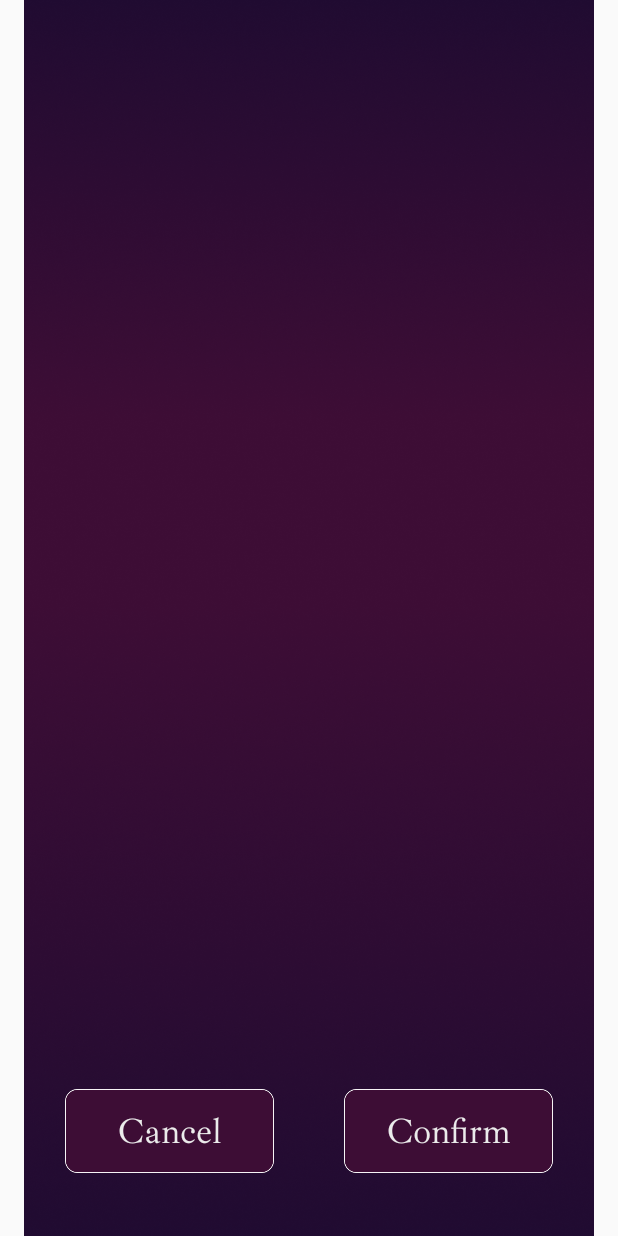
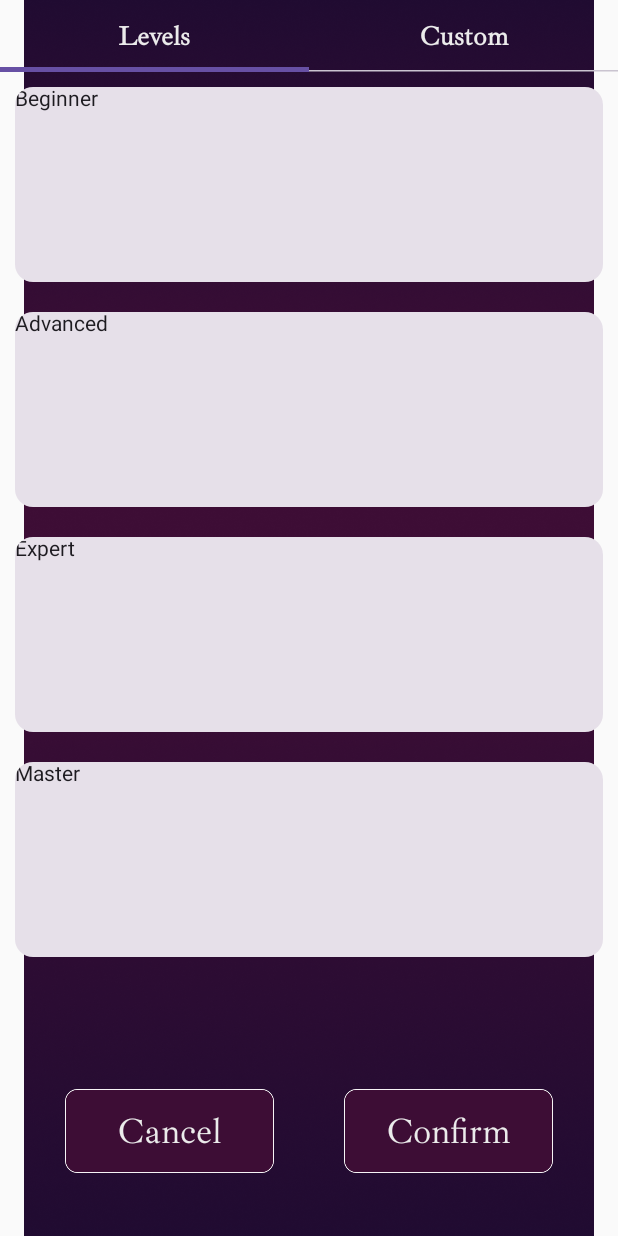
Before and after one commit to Paregeha/TruthOrAction, an Android app built with Jetpack Compose: the SettingQuestion screen opened through its navigation route, on a phone screen of 412 x 824 dp. Run offline under Robolectric (Android 15) with nearby library versions, the phone set to English and light mode, and no system bars.

Commit message:
0.1.4 version

```diff
--- a/app/src/main/java/com/example/truthoraction/MainActivity.kt
+++ b/app/src/main/java/com/example/truthoraction/MainActivity.kt
@@ -4,12 +4,12 @@ import android.os.Bundle
 import androidx.activity.ComponentActivity
 import androidx.activity.compose.setContent
 import androidx.activity.enableEdgeToEdge
-import androidx.compose.runtime.Composable
-import androidx.compose.ui.tooling.preview.Preview
 import androidx.navigation.compose.NavHost
 import androidx.navigation.compose.composable
 import androidx.navigation.compose.rememberNavController
+import com.example.truthoraction.Screens.Custom
 import com.example.truthoraction.Screens.GameTable
+import com.example.truthoraction.Screens.Levels
 import com.example.truthoraction.Screens.MainMenu
 import com.example.truthoraction.Screens.SettingPlayer
 import com.example.truthoraction.Screens.SettingQuestion
@@ -28,7 +28,6 @@ class MainActivity : ComponentActivity() {
                 composable("SettingQuestion") { SettingQuestion(navController) }
                 composable("SettingRounds") { SettingRounds(navController) }
                 composable("GameTable") { GameTable(navController) }
-
             }
         }
     }
--- /dev/null
+++ b/app/src/main/java/com/example/truthoraction/Screens/Custom.kt
@@ -0,0 +1,8 @@
+package com.example.truthoraction.Screens
+
+import androidx.compose.runtime.Composable
+import androidx.navigation.NavHostController
+
+@Composable
+fun Custom() {
+}
--- /dev/null
+++ b/app/src/main/java/com/example/truthoraction/Screens/Levels.kt
@@ -0,0 +1,38 @@
+package com.example.truthoraction.Screens
+
+import androidx.compose.foundation.layout.Box
+import androidx.compose.foundation.layout.fillMaxWidth
+import androidx.compose.foundation.layout.height
+import androidx.compose.foundation.layout.padding
+import androidx.compose.foundation.layout.size
+import androidx.compose.foundation.lazy.LazyColumn
+import androidx.compose.material3.Card
+import androidx.compose.material3.Text
+import androidx.compose.runtime.Composable
+import androidx.compose.runtime.mutableStateListOf
+import androidx.compose.runtime.remember
+import androidx.compose.ui.Modifier
+import androidx.compose.ui.tooling.preview.Preview
+import androidx.compose.ui.unit.dp
+
+@Preview()
+@Composable
+fun Levels() {
+    val dataList = remember {
+        mutableStateListOf("Beginner","Advanced","Expert","Master")
+    }
+    Box(modifier = Modifier.fillMaxWidth()){
+        LazyColumn {
+            items(dataList.size){
+                Card(
+                    modifier = Modifier
+                        .fillMaxWidth()
+                        .height(150.dp)
+                        .padding(10.dp)
+                ) {
+                    Text(text = dataList[it])
+                }
+            }
+        }
+    }
+}
--- a/app/src/main/java/com/example/truthoraction/Screens/SettingQuastion.kt
+++ b/app/src/main/java/com/example/truthoraction/Screens/SettingQuastion.kt
@@ -10,16 +10,24 @@ import androidx.compose.foundation.layout.padding
 import androidx.compose.foundation.layout.size
 import androidx.compose.foundation.layout.systemBarsPadding
 import androidx.compose.material3.IconButton
+import androidx.compose.material3.Tab
+import androidx.compose.material3.TabRow
 import androidx.compose.material3.Text
 import androidx.compose.runtime.Composable
+import androidx.compose.runtime.getValue
+import androidx.compose.runtime.mutableStateOf
+import androidx.compose.runtime.remember
+import androidx.compose.runtime.setValue
 import androidx.compose.ui.Alignment
 import androidx.compose.ui.Modifier
 import androidx.compose.ui.draw.paint
+import androidx.compose.ui.graphics.Color
 import androidx.compose.ui.res.colorResource
 import androidx.compose.ui.res.painterResource
 import androidx.compose.ui.text.TextStyle
 import androidx.compose.ui.text.font.Font
 import androidx.compose.ui.text.font.FontFamily
+import androidx.compose.ui.text.font.FontWeight
 import androidx.compose.ui.tooling.preview.Preview
 import androidx.compose.ui.unit.dp
 import androidx.compose.ui.unit.sp
@@ -29,14 +37,58 @@ import com.example.truthoraction.R
 
 @Composable
 fun SettingQuestion(navController: NavHostController) {
+    val tabs = listOf("Levels", "Custom")
+    var selectedTabIndex by remember { mutableStateOf("Levels") }
+
     Box(
         modifier = Modifier
             .fillMaxSize()
             .paint(painter = painterResource(id = R.drawable.background_theme))
-    ){
+    ) {
         Column(
-            modifier = Modifier.systemBarsPadding()
+            modifier = Modifier
+                .systemBarsPadding()
         ) {
+
+            TabRow(
+                selectedTabIndex = if (selectedTabIndex == "Levels") 0 else 1,
+                containerColor = Color.Transparent,
+                contentColor = colorResource(id = R.color.color_Text),
+            ) {
+                tabs.forEachIndexed { index, tab ->
+                    Tab(
+                        selected = selectedTabIndex == tab, // Змінюємо на tab
+                        onClick = {
+                            selectedTabIndex = tab // Встановлюємо вибрану вкладку
+                        },
+                        text = {
+                            Text(
+                                text = tab,
+                                fontWeight = FontWeight.Bold,
+                                style = TextStyle(
+                                    fontSize = 18.sp,
+                                    fontFamily = FontFamily(Font(R.font.ibarra_real_nova_variable_font_wght)),
+                                )
+                            )
+                        }
+                    )
+                }
+            }
+
+            // Додайте контент для вкладок
+            when (selectedTabIndex) {
+                "Levels" -> {
+                    Levels()
+                }
+                "Custom" -> {
+                    // Вміст для вкладки Custom
+                    Text("Це вміст для Custom")
+                }
+            }
+
+
+
+
             Row(
                 modifier = Modifier
                     .fillMaxSize()
@@ -46,7 +98,7 @@ fun SettingQuestion(navController: NavHostController) {
             ) {
                 IconButton(
                     onClick = { navController.navigate("SettingPlayer") },
-                    modifier = Modifier.size(150.dp,100.dp)
+                    modifier = Modifier.size(150.dp, 100.dp)
                 ) {
                     Image(
                         painter = painterResource(id = R.drawable.cancel_confirm),
@@ -87,6 +139,6 @@ fun SettingQuestion(navController: NavHostController) {
 
 @Preview(showBackground = true)
 @Composable
-fun PreviewSettingQuestion(){
+fun PreviewSettingQuestion() {
     SettingQuestion(rememberNavController())
 }
```
